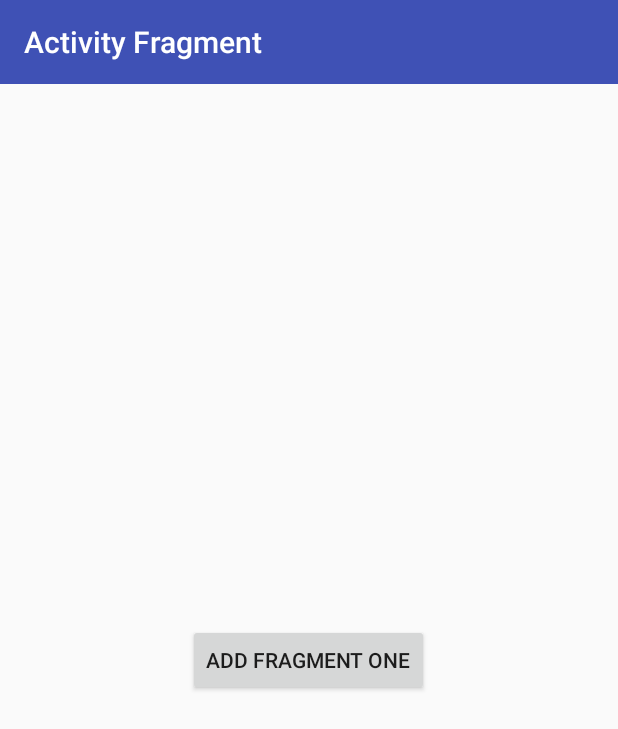
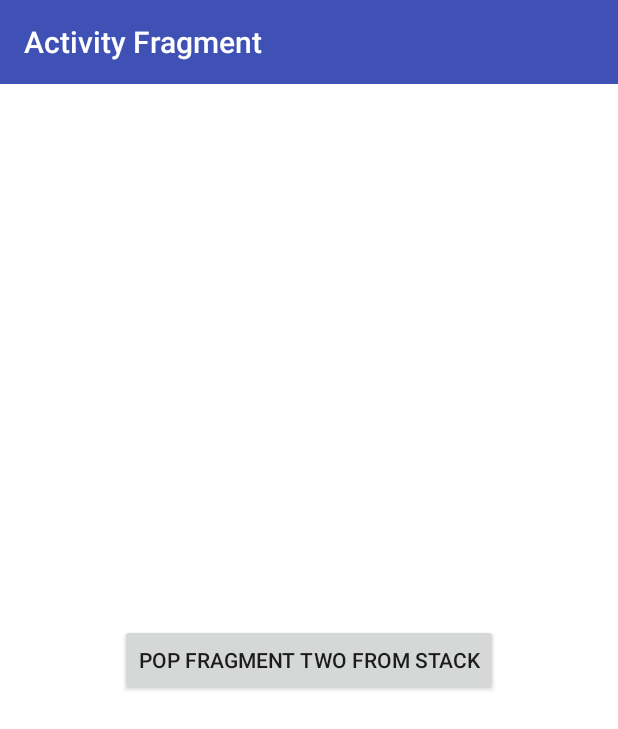
Before and after one commit to faisalkhan1690/LifeCyclesInAndroid, an Android app: the fragment FragmentFour placed in its activity, on a phone screen of 412 x 824 dp. Shown: the top 729 px of the screen. Run offline under Robolectric (Android 15) with nearby library versions, the phone set to English and light mode, and no system bars.

Commit message:
+ Bug fixing and final commit

```diff
--- a/app/src/main/java/com/example/faisalkhan/lifecyclesinandroid/FragmentFour.java
+++ b/app/src/main/java/com/example/faisalkhan/lifecyclesinandroid/FragmentFour.java
@@ -1,9 +1,9 @@
 package com.example.faisalkhan.lifecyclesinandroid;
 
+import android.app.Activity;
+import android.app.Fragment;
 import android.content.Context;
 import android.os.Bundle;
-import android.support.v4.app.Fragment;
-import android.util.Log;
 import android.view.LayoutInflater;
 import android.view.View;
 import android.view.ViewGroup;
@@ -16,8 +16,16 @@ public class FragmentFour extends Fragment {
     @Override
     public void onAttach(Context context) {
         super.onAttach(context);
-        if(context instanceof FragmentOne.IFragmentCallBack){
-            iFragmentCallBack= (FragmentFour.IFragmentCallBack) context;
+        if(context instanceof IFragmentCallBack){
+            iFragmentCallBack= (IFragmentCallBack) context;
+        }
+    }
+
+    @Override
+    public void onAttach(Activity activity) {
+        super.onAttach(activity);
+        if(activity instanceof IFragmentCallBack){
+            iFragmentCallBack= (IFragmentCallBack) activity;
         }
     }
 
@@ -28,7 +36,17 @@ public class FragmentFour extends Fragment {
 
     @Override
     public View onCreateView(LayoutInflater inflater, ViewGroup container, Bundle savedInstanceState) {
-        return inflater.inflate(R.layout.fragment_fragment_one, container, false);
+        View view=inflater.inflate(R.layout.fragment_fragment_four, container, false);
+        View btn = view.findViewById(R.id.btn);
+        btn.setOnClickListener(new View.OnClickListener() {
+            @Override
+            public void onClick(View view) {
+                if(iFragmentCallBack!=null){
+                    iFragmentCallBack.fragmentFourCallBack();
+                }
+            }
+        });
+        return view;
     }
 
     @Override
@@ -37,12 +55,6 @@ public class FragmentFour extends Fragment {
         iFragmentCallBack=null;
     }
 
-    public void popFragmentTwoFromStack(View view){
-        if(iFragmentCallBack!=null){
-            iFragmentCallBack.fragmentFourCallBack();
-        }
-    }
-
     public interface IFragmentCallBack{
         void fragmentFourCallBack();
     }
--- a/app/src/main/java/com/example/faisalkhan/lifecyclesinandroid/FragmentMainActivity.java
+++ b/app/src/main/java/com/example/faisalkhan/lifecyclesinandroid/FragmentMainActivity.java
@@ -1,5 +1,7 @@
 package com.example.faisalkhan.lifecyclesinandroid;
 
+import android.app.Fragment;
+import android.app.FragmentManager;
 import android.support.v7.app.AppCompatActivity;
 import android.os.Bundle;
 import android.widget.FrameLayout;
@@ -8,33 +10,53 @@ public class FragmentMainActivity extends AppCompatActivity implements FragmentO
         FragmentTwo.IFragmentCallBack,FragmentThree.IFragmentCallBack,FragmentFour.IFragmentCallBack{
 
 
-    private FrameLayout mFrameLayout;
+    private FragmentManager mFragmentManager;
+    private Fragment fragmentOne;
+    private Fragment fragmentTwo;
+    private Fragment fragmentThree;
+    private Fragment fragmentFour;
 
     @Override
     protected void onCreate(Bundle savedInstanceState) {
         super.onCreate(savedInstanceState);
         setContentView(R.layout.activity_fragment_main);
+        mFragmentManager=getFragmentManager();
 
-        mFrameLayout=(FrameLayout) findViewById(R.id.fr_layout);
+        fragmentOne=new FragmentOne();
+        fragmentTwo=new FragmentTwo();
+        fragmentThree=new FragmentThree();
+        fragmentFour=new FragmentFour();
+
+        mFragmentManager.beginTransaction().add(R.id.fr_layout, fragmentOne).commit();
 
     }
 
     @Override
     public void fragmentOneCallBack() {
+        mFragmentManager.beginTransaction().replace(R.id.fr_layout, fragmentTwo).addToBackStack("One").commit();
     }
 
     @Override
     public void fragmentTwoCallBack() {
-
+        mFragmentManager.beginTransaction().replace(R.id.fr_layout, fragmentThree).addToBackStack("Two").commit();
     }
 
     @Override
     public void fragmentThreeCallBack() {
-
+        mFragmentManager.beginTransaction().replace(R.id.fr_layout, fragmentFour).addToBackStack("Three").commit();
     }
 
     @Override
     public void fragmentFourCallBack() {
+        getFragmentManager().popBackStack("One",0);
+    }
 
+    @Override
+    public void onBackPressed() {
+        if (getFragmentManager().getBackStackEntryCount() > 0) {
+            getFragmentManager().popBackStack();
+        } else {
+            super.onBackPressed();
+        }
     }
 }
--- a/app/src/main/java/com/example/faisalkhan/lifecyclesinandroid/FragmentOne.java
+++ b/app/src/main/java/com/example/faisalkhan/lifecyclesinandroid/FragmentOne.java
@@ -1,9 +1,9 @@
 package com.example.faisalkhan.lifecyclesinandroid;
 
+import android.app.Activity;
+import android.app.Fragment;
 import android.content.Context;
 import android.os.Bundle;
-import android.support.annotation.Nullable;
-import android.support.v4.app.Fragment;
 import android.util.Log;
 import android.view.LayoutInflater;
 import android.view.View;
@@ -24,6 +24,14 @@ public class FragmentOne extends Fragment {
     }
 
     @Override
+    public void onAttach(Activity activity) {
+        super.onAttach(activity);
+        if(activity instanceof IFragmentCallBack){
+            iFragmentCallBack= (IFragmentCallBack) activity;
+        }
+    }
+
+    @Override
     public void onCreate(Bundle savedInstanceState) {
         super.onCreate(savedInstanceState);
         Log.e(TAG,"onCreate");
@@ -32,7 +40,18 @@ public class FragmentOne extends Fragment {
     @Override
     public View onCreateView(LayoutInflater inflater, ViewGroup container, Bundle savedInstanceState) {
         Log.e(TAG,"onCreateView");
-        return inflater.inflate(R.layout.fragment_fragment_one, container, false);
+        View view=inflater.inflate(R.layout.fragment_fragment_one, container, false);
+        View btn = view.findViewById(R.id.btn);
+
+        btn.setOnClickListener(new View.OnClickListener() {
+            @Override
+            public void onClick(View view) {
+                if(iFragmentCallBack!=null){
+                    iFragmentCallBack.fragmentOneCallBack();
+                }
+            }
+        });
+        return view;
     }
 
     @Override
@@ -90,11 +109,6 @@ public class FragmentOne extends Fragment {
         iFragmentCallBack=null;
     }
 
-    public void addFragment(View view){
-        if(iFragmentCallBack!=null){
-            iFragmentCallBack.fragmentOneCallBack();
-        }
-    }
 
     public interface IFragmentCallBack{
         void fragmentOneCallBack();
--- a/app/src/main/res/layout/fragment_fragment_four.xml
+++ b/app/src/main/res/layout/fragment_fragment_four.xml
@@ -2,12 +2,13 @@
     xmlns:tools="http://schemas.android.com/tools"
     android:layout_width="match_parent"
     android:layout_height="match_parent"
+    android:background="@android:color/white"
     tools:context="com.example.faisalkhan.lifecyclesinandroid.FragmentFour">
 
     <Button
+        android:id="@+id/btn"
         android:layout_width="wrap_content"
         android:layout_height="wrap_content"
-        android:onClick="popFragmentTwoFromStack"
         android:layout_gravity="center"
         android:text="Pop Fragment Two From Stack"/>
 
--- a/app/src/main/res/layout/fragment_fragment_one.xml
+++ b/app/src/main/res/layout/fragment_fragment_one.xml
@@ -2,13 +2,14 @@
     xmlns:tools="http://schemas.android.com/tools"
     android:layout_width="match_parent"
     android:layout_height="match_parent"
+    android:background="@android:color/white"
     tools:context="com.example.faisalkhan.lifecyclesinandroid.FragmentOne">
 
     <Button
+        android:id="@+id/btn"
         android:layout_width="wrap_content"
         android:layout_height="wrap_content"
-        android:onClick="addFragment"
         android:layout_gravity="center"
-        android:text="Add Fragment one"/>
+        android:text="Add Fragment Two"/>
 
 </FrameLayout>
--- a/app/src/main/res/layout/fragment_fragment_three.xml
+++ b/app/src/main/res/layout/fragment_fragment_three.xml
@@ -2,12 +2,13 @@
     xmlns:tools="http://schemas.android.com/tools"
     android:layout_width="match_parent"
     android:layout_height="match_parent"
+    android:background="@android:color/white"
     tools:context="com.example.faisalkhan.lifecyclesinandroid.FragmentThree">
     <Button
+        android:id="@+id/btn"
         android:layout_width="wrap_content"
         android:layout_height="wrap_content"
-        android:onClick="addFragment"
         android:layout_gravity="center"
-        android:text="Add Fragment three"/>
+        android:text="Add Fragment four"/>
 
 </FrameLayout>
--- a/app/src/main/res/layout/fragment_fragment_two.xml
+++ b/app/src/main/res/layout/fragment_fragment_two.xml
@@ -2,11 +2,12 @@
     xmlns:tools="http://schemas.android.com/tools"
     android:layout_width="match_parent"
     android:layout_height="match_parent"
+    android:background="@android:color/white"
     tools:context="com.example.faisalkhan.lifecyclesinandroid.FragmentTwo">
     <Button
+        android:id="@+id/btn"
         android:layout_width="wrap_content"
         android:layout_height="wrap_content"
-        android:onClick="addFragment"
         android:layout_gravity="center"
-        android:text="Add Fragment Two"/>
+        android:text="Add Fragment Three"/>
 </FrameLayout>
```
Also changed, not shown: app/src/main/java/com/example/faisalkhan/lifecyclesinandroid/ActivityFour.java (+6 -2 lines), app/src/main/java/com/example/faisalkhan/lifecyclesinandroid/FragmentThree.java (+23 -10 lines), app/src/main/java/com/example/faisalkhan/lifecyclesinandroid/FragmentTwo.java (+24 -9 lines).
